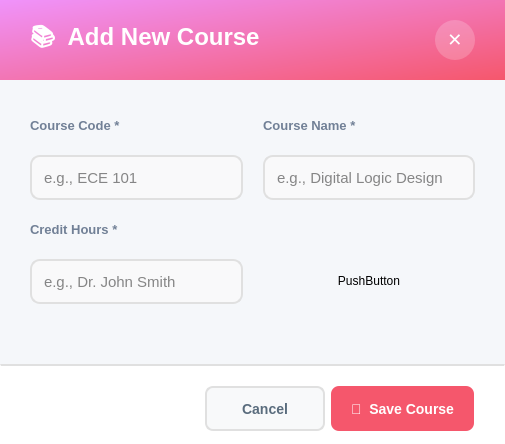
Before: the Qt Designer form app_ui/admin_ui/submenus_ui/add_courses_dialog.ui in Yasser-Daffa/ECE-Course-Registeration, drawn with Qt 5.
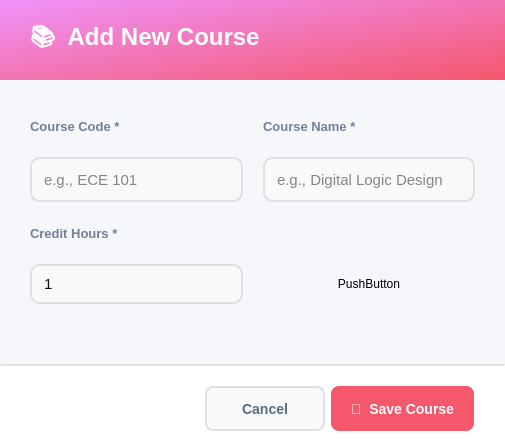
After: the same form once the commit is applied.

Commit message: fixed database conn for add_courses_dialog

Diff of the .ui file:
```diff
--- a/app_ui/admin_ui/submenus_ui/add_courses_dialog.ui
+++ b/app_ui/admin_ui/submenus_ui/add_courses_dialog.ui
@@ -100,31 +100,6 @@
         </property>
        </spacer>
       </item>
-      <item>
-       <widget class="QPushButton" name="buttonClose">
-        <property name="minimumSize">
-         <size>
-          <width>40</width>
-          <height>40</height>
-         </size>
-        </property>
-        <property name="maximumSize">
-         <size>
-          <width>40</width>
-          <height>40</height>
-         </size>
-        </property>
-        <property name="cursor">
-         <cursorShape>PointingHandCursor</cursorShape>
-        </property>
-        <property name="styleSheet">
-         <string notr="true">QPushButton { background-color: rgba(255,255,255,0.2); color: white; border: none; border-radius: 20px; font-size: 18px; font-weight: bold; } QPushButton:hover { background-color: rgba(255,255,255,0.3); }</string>
-        </property>
-        <property name="text">
-         <string>✕</string>
-        </property>
-       </widget>
-      </item>
      </layout>
     </widget>
    </item>
@@ -280,22 +255,16 @@
           </widget>
          </item>
          <item row="10" column="0">
-          <widget class="QLineEdit" name="lineEditCreditHours">
-           <property name="minimumSize">
-            <size>
-             <width>0</width>
-             <height>45</height>
-            </size>
-           </property>
+          <widget class="QSpinBox" name="spinBoxCreditHours">
            <property name="styleSheet">
-            <string notr="true">QLineEdit {
+            <string notr="true">QSpinBox {
     border: 2px solid #E0E0E0;
     border-radius: 10px;
-    padding: 8px 10px;
-    background: rgba(250, 250, 250, 200); /* slightly transparent soft white */
+    padding: 8px 10px;                        /* same padding as your QLineEdit */
+    background: rgba(250, 250, 250, 200);
     font-size: 11pt;
-    color: #111111;                         /* user text color */
-    font-style: normal;                      /* ensures user text is not italic */
+    color: #111111;
+    font-style: normal;
 }
 
 QLineEdit:focus {
@@ -303,14 +272,30 @@
     background: rgba(250, 250, 250, 220);   /* slightly brighter on focus */
 }
 
-QLineEdit::placeholder {
-    color: rgba(50, 50, 50, 200);           /* placeholder text color */
-    font-style: italic;                      /* placeholder remains italic */
+/* The text area inside the spinbox */
+QSpinBox QLineEdit {
+    color: #111111;
+    font-style: normal;
+}
+
+/* Placeholder text styling (requires setting placeholder via spinbox.lineEdit().setPlaceholderText()) */
+QSpinBox QLineEdit:disabled {
+    color: #888888;
+}
+
+/* Hide the up/down arrows completely */
+QSpinBox::up-button, QSpinBox::down-button {
+    width: 0;
+    height: 0;
+    border: none;
 }
 </string>
            </property>
-           <property name="placeholderText">
-            <string>e.g., Dr. John Smith</string>
+           <property name="minimum">
+            <number>1</number>
+           </property>
+           <property name="maximum">
+            <number>10</number>
            </property>
           </widget>
          </item>
```
Left out of the diff: 12 changed lines with no effect on the pictures. The commit also changes 9 other files.
